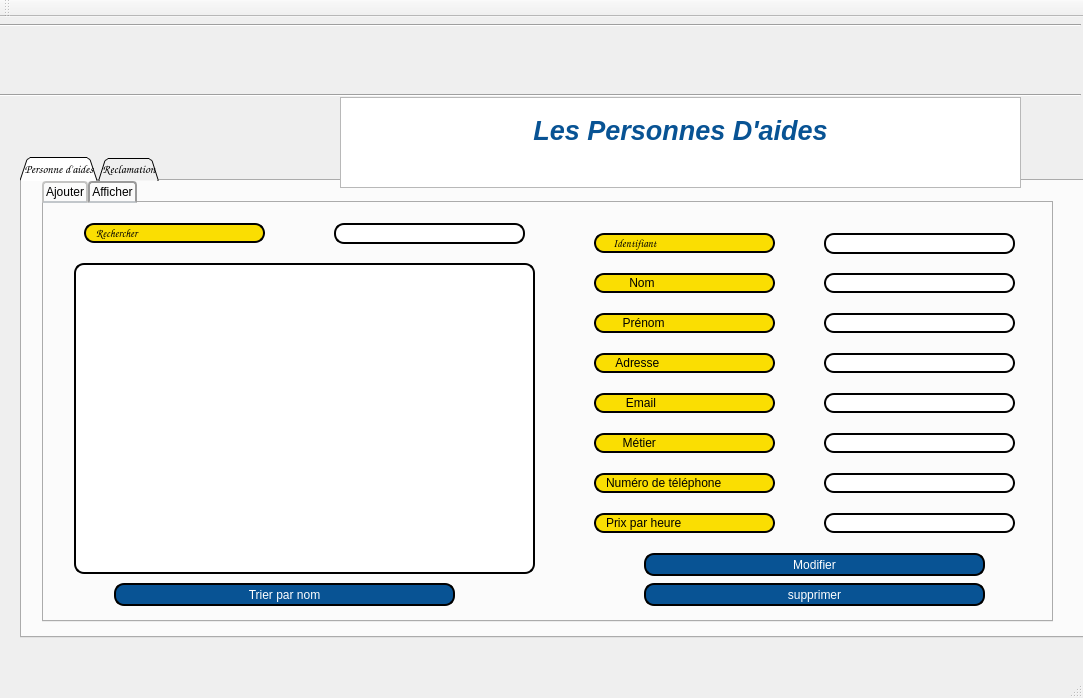
Before: the Qt Designer form gestion des personnes d'aides/mainwindow.ui in yanni2302/smart_parental_monitoring_2A22, drawn with Qt 5.
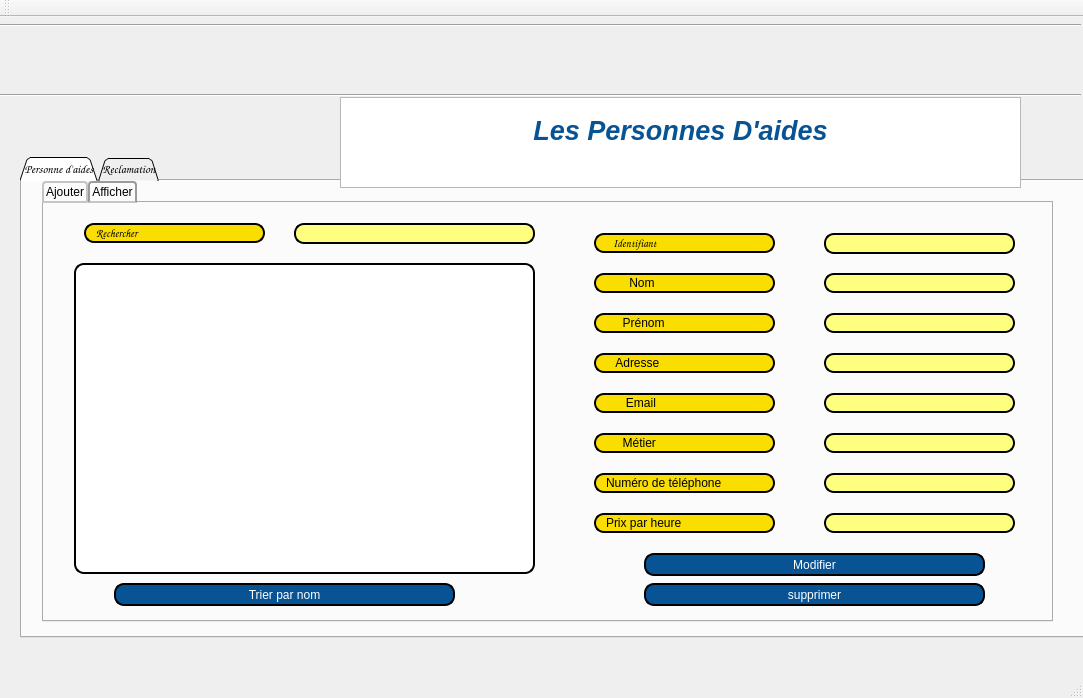
After: the same form once the commit is applied. The open tabs and pages were chosen to show the change. Icons and pictures are not drawn.

```diff
--- a/gestion des personnes d'aides/mainwindow.ui
+++ b/gestion des personnes d'aides/mainwindow.ui
@@ -596,10 +596,10 @@
         </property>
         <property name="styleSheet">
          <string notr="true">border: 2px solid black;
+
 border-radius: 10px;
 padding: 0 8px;
-background: white;
-selection-background-color: gray;</string>
+background: rgb(255, 255, 127);</string>
         </property>
        </widget>
        <widget class="QLineEdit" name="lineEdit_num_tel_a_2">
@@ -613,10 +613,10 @@
         </property>
         <property name="styleSheet">
          <string notr="true">border: 2px solid black;
+
 border-radius: 10px;
 padding: 0 8px;
-background: white;
-selection-background-color: gray;</string>
+background: rgb(255, 255, 127);</string>
         </property>
        </widget>
        <widget class="QLineEdit" name="lineEdit_nom_a_2">
@@ -630,10 +630,10 @@
         </property>
         <property name="styleSheet">
          <string notr="true">border: 2px solid black;
+
 border-radius: 10px;
 padding: 0 8px;
-background: white;
-selection-background-color: gray;</string>
+background: rgb(255, 255, 127);</string>
         </property>
        </widget>
        <widget class="QLineEdit" name="mteier_2">
@@ -672,10 +672,10 @@
         </property>
         <property name="styleSheet">
          <string notr="true">border: 2px solid black;
+
 border-radius: 10px;
 padding: 0 8px;
-background: white;
-selection-background-color: gray;</string>
+background: rgb(255, 255, 127);</string>
         </property>
        </widget>
        <widget class="QLineEdit" name="nom_2">
@@ -777,10 +777,10 @@
         </property>
         <property name="styleSheet">
          <string notr="true">border: 2px solid black;
+
 border-radius: 10px;
 padding: 0 8px;
-background: white;
-selection-background-color: gray;</string>
+background: rgb(255, 255, 127);</string>
         </property>
         <property name="readOnly">
          <bool>true</bool>
@@ -847,10 +847,10 @@
         </property>
         <property name="styleSheet">
          <string notr="true">border: 2px solid black;
+
 border-radius: 10px;
 padding: 0 8px;
-background: white;
-selection-background-color: gray;</string>
+background: rgb(255, 255, 127);</string>
         </property>
        </widget>
        <widget class="QLineEdit" name="adresse_2">
@@ -889,10 +889,10 @@
         </property>
         <property name="styleSheet">
          <string notr="true">border: 2px solid black;
+
 border-radius: 10px;
 padding: 0 8px;
-background: white;
-selection-background-color: gray;</string>
+background: rgb(255, 255, 127);</string>
         </property>
        </widget>
        <widget class="QLineEdit" name="lineEdit_adresse_a_2">
@@ -906,10 +906,10 @@
         </property>
         <property name="styleSheet">
          <string notr="true">border: 2px solid black;
+
 border-radius: 10px;
 padding: 0 8px;
-background: white;
-selection-background-color: gray;</string>
+background: rgb(255, 255, 127);</string>
         </property>
        </widget>
        <widget class="QLineEdit" name="prenom_2">
@@ -962,18 +962,18 @@
        <widget class="QLineEdit" name="recherche">
         <property name="geometry">
          <rect>
-          <x>290</x>
+          <x>250</x>
           <y>20</y>
-          <width>191</width>
+          <width>241</width>
           <height>21</height>
          </rect>
         </property>
         <property name="styleSheet">
          <string notr="true">border: 2px solid black;
+
 border-radius: 10px;
 padding: 0 8px;
-background: white;
-selection-background-color: gray;</string>
+background: rgb(255, 255, 127);</string>
         </property>
         <property name="readOnly">
          <bool>false</bool>
```
Left out of the diff: 57 changed lines with no effect on the pictures.
